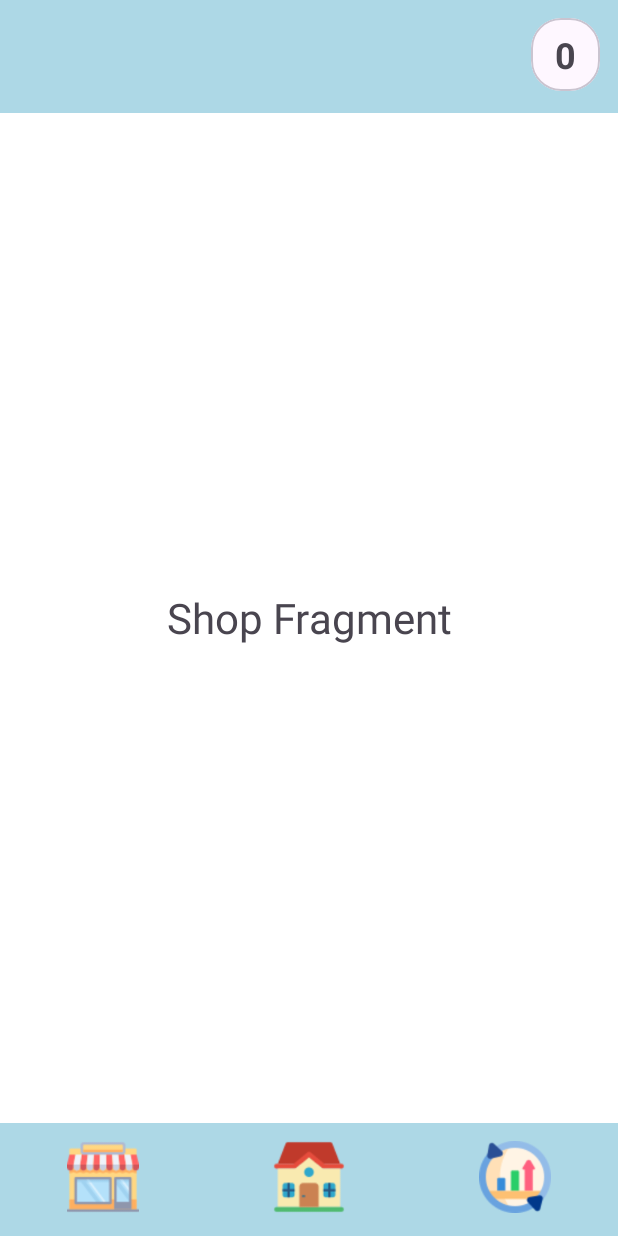
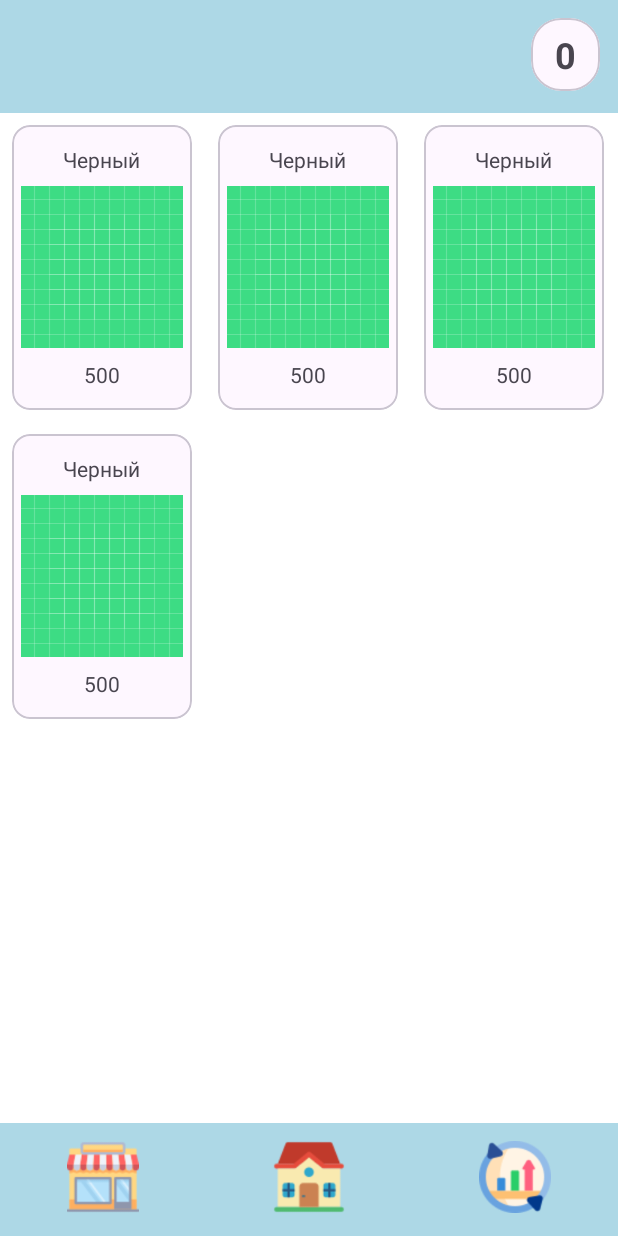
Before and after one commit to screamer228/Clicker_Evolution, an Android app: the ShopFragment screen opened through its navigation route, on a phone screen of 412 x 824 dp. Run offline under Robolectric (Android 15) with nearby library versions, the light colour scheme and no system bars; our stand-ins replace Dagger/Hilt's generated code.

Commit message:
Models - Resources, Skin; SkinsAdapter, SkinsDiffUtil

```diff
--- a/app/src/main/java/com/example/clickerevolution/presentation/HomeFragment.kt
+++ b/app/src/main/java/com/example/clickerevolution/presentation/HomeFragment.kt
@@ -43,9 +43,9 @@ class HomeFragment : Fragment() {
         super.onViewCreated(view, savedInstanceState)
 
         viewLifecycleOwner.lifecycleScope.launch {
-            viewModel.resourcesFlow.collect { resources ->
+            viewModel.resourcesFlow.collect {
 
-                binding.textViewCounter.text = resources.toString()
+                binding.textViewCounter.text = it.gold.toString()
             }
         }
 
--- /dev/null
+++ b/app/src/main/java/com/example/clickerevolution/presentation/ItemClickListener.kt
@@ -0,0 +1,5 @@
+package com.example.clickerevolution.presentation
+
+interface ItemClickListener {
+    fun onItemClick(data: Int)
+}
--- a/app/src/main/java/com/example/clickerevolution/presentation/SharedViewModel.kt
+++ b/app/src/main/java/com/example/clickerevolution/presentation/SharedViewModel.kt
@@ -3,6 +3,7 @@ package com.example.clickerevolution.presentation
 import androidx.lifecycle.ViewModel
 import androidx.lifecycle.viewModelScope
 import com.example.clickerevolution.data.PrefsRepository
+import com.example.clickerevolution.presentation.model.Resources
 import kotlinx.coroutines.Dispatchers
 import kotlinx.coroutines.flow.MutableStateFlow
 import kotlinx.coroutines.flow.StateFlow
@@ -13,21 +14,24 @@ class SharedViewModel @Inject constructor(
     private val prefsRepository: PrefsRepository
 ) : ViewModel() {
 
-    private val _resources = MutableStateFlow(0)
-    val resourcesFlow: StateFlow<Int> = _resources
+    var tickValue = 1
+
+    private val _resources = MutableStateFlow(Resources())
+    val resourcesFlow: StateFlow<Resources> = _resources
 
     init {
         getGoldValue()
     }
 
     fun incrementResources() {
-        _resources.value += 1
+        val incrementedGold = resourcesFlow.value.gold + tickValue
+        _resources.value = _resources.value.copy(gold = incrementedGold)
     }
 
     private fun getGoldValue() {
         viewModelScope.launch(Dispatchers.IO) {
             val goldValue = prefsRepository.getGoldValueFromPrefs()
-            _resources.value = goldValue.toInt()
+            _resources.value = _resources.value.copy(gold = goldValue.toInt())
         }
     }
 
--- a/app/src/main/java/com/example/clickerevolution/presentation/ShopFragment.kt
+++ b/app/src/main/java/com/example/clickerevolution/presentation/ShopFragment.kt
@@ -6,10 +6,13 @@ import android.view.LayoutInflater
 import android.view.View
 import android.view.ViewGroup
 import androidx.lifecycle.ViewModelProvider
+import androidx.lifecycle.lifecycleScope
 import com.example.clickerevolution.R
 import com.example.clickerevolution.app.App
 import com.example.clickerevolution.databinding.FragmentHomeBinding
 import com.example.clickerevolution.databinding.FragmentShopBinding
+import com.example.clickerevolution.presentation.adapter.SkinsAdapter
+import kotlinx.coroutines.launch
 import javax.inject.Inject
 
 class ShopFragment : Fragment() {
@@ -18,6 +21,7 @@ class ShopFragment : Fragment() {
     @Inject
     lateinit var viewModelFactory: SharedViewModelFactory
     private lateinit var viewModel: SharedViewModel
+    private val adapter: SkinsAdapter = SkinsAdapter()
 
     override fun onCreateView(
         inflater: LayoutInflater, container: ViewGroup?,
@@ -35,6 +39,12 @@ class ShopFragment : Fragment() {
     override fun onViewCreated(view: View, savedInstanceState: Bundle?) {
         super.onViewCreated(view, savedInstanceState)
 
+        binding.recyclerViewSkins.adapter = adapter
 
+        viewLifecycleOwner.lifecycleScope.launch {
+            viewModel.resourcesFlow.collect {
+                adapter.updateList(it.skinsList)
+            }
+        }
     }
 }
--- /dev/null
+++ b/app/src/main/java/com/example/clickerevolution/presentation/adapter/SkinsAdapter.kt
@@ -0,0 +1,55 @@
+package com.example.clickerevolution.presentation.adapter
+
+import android.view.LayoutInflater
+import android.view.ViewGroup
+import androidx.recyclerview.widget.DiffUtil
+import androidx.recyclerview.widget.RecyclerView
+import coil.load
+import com.example.clickerevolution.databinding.ItemSkinBinding
+import com.example.clickerevolution.presentation.model.Skin
+import com.example.clickerevolution.utils.SkinsDiffUtil
+
+class SkinsAdapter(
+//    private val itemClickListener: ItemClickListener
+) : RecyclerView.Adapter<SkinsAdapter.ViewHolder>() {
+
+    private var skinsList: List<Skin> = listOf()
+
+    inner class ViewHolder(
+        private val binding: ItemSkinBinding,
+    ) : RecyclerView.ViewHolder(binding.root) {
+
+        fun bind(item: Skin) {
+            binding.itemRecyclerTitle.text = item.title
+            binding.itemRecyclerImage.load(item.imageId)
+            binding.itemRecyclerDescription.text = item.price.toString()
+        }
+    }
+
+    override fun onCreateViewHolder(parent: ViewGroup, viewType: Int): ViewHolder {
+        val binding = ItemSkinBinding.inflate(
+            LayoutInflater.from(parent.context),
+            parent, false
+        )
+        return ViewHolder(binding)
+    }
+
+    override fun onBindViewHolder(holder: ViewHolder, position: Int) {
+        val item = skinsList[position]
+        holder.bind(item)
+//        holder.itemView.setOnClickListener {
+//            itemClickListener.onItemClick(item.id)
+//        }
+    }
+
+    override fun getItemCount(): Int {
+        return skinsList.size
+    }
+
+    fun updateList(newDataList: List<Skin>) {
+        val diffUtil = SkinsDiffUtil(skinsList, newDataList)
+        val diffResult = DiffUtil.calculateDiff(diffUtil)
+        skinsList = newDataList
+        diffResult.dispatchUpdatesTo(this)
+    }
+}
--- a/app/src/main/java/com/example/clickerevolution/presentation/host/HostActivity.kt
+++ b/app/src/main/java/com/example/clickerevolution/presentation/host/HostActivity.kt
@@ -44,9 +44,9 @@ class HostActivity : AppCompatActivity() {
         prepareBottomNav()
 
         lifecycleScope.launch {
-            viewModel.resourcesFlow.collect { resources ->
+            viewModel.resourcesFlow.collect {
 
-                topBarCounterTV.text = resources.toString()
+                topBarCounterTV.text = it.gold.toString()
             }
         }
 
--- /dev/null
+++ b/app/src/main/java/com/example/clickerevolution/presentation/model/Resources.kt
@@ -0,0 +1,30 @@
+package com.example.clickerevolution.presentation.model
+
+import com.example.clickerevolution.R
+
+data class Resources(
+    val gold: Int = 0,
+    val skinsList: List<Skin> = listOf(
+        Skin(
+            "Черный",
+            R.drawable.ic_launcher_background,
+            500
+        ),
+        Skin(
+            "Черный",
+            R.drawable.ic_launcher_background,
+            500
+        ),
+        Skin(
+            "Черный",
+            R.drawable.ic_launcher_background,
+            500
+        ),
+        Skin(
+            "Черный",
+            R.drawable.ic_launcher_background,
+            500
+        )
+    )
+//    val upgradesList: List<Upgrade> = listOf()
+)
--- /dev/null
+++ b/app/src/main/java/com/example/clickerevolution/presentation/model/Skin.kt
@@ -0,0 +1,9 @@
+package com.example.clickerevolution.presentation.model
+
+import androidx.annotation.DrawableRes
+
+data class Skin(
+    val title: String,
+    @DrawableRes val imageId: Int,
+    val price: Int
+)
--- /dev/null
+++ b/app/src/main/java/com/example/clickerevolution/utils/SkinsDiffUtil.kt
@@ -0,0 +1,40 @@
+package com.example.clickerevolution.utils
+
+import androidx.recyclerview.widget.DiffUtil
+import com.example.clickerevolution.presentation.model.Skin
+
+class SkinsDiffUtil(
+    private val oldList: List<Skin>,
+    private val newList: List<Skin>
+) : DiffUtil.Callback() {
+    override fun getOldListSize(): Int {
+        return oldList.size
+    }
+
+    override fun getNewListSize(): Int {
+        return newList.size
+    }
+
+    override fun areItemsTheSame(oldItemPosition: Int, newItemPosition: Int): Boolean {
+        return oldList[oldItemPosition].title == newList[newItemPosition].title
+    }
+
+    override fun areContentsTheSame(oldItemPosition: Int, newItemPosition: Int): Boolean {
+        return when {
+
+            oldList[oldItemPosition].title != newList[newItemPosition].title -> {
+                false
+            }
+
+            oldList[oldItemPosition].imageId != newList[newItemPosition].imageId -> {
+                false
+            }
+
+            oldList[oldItemPosition].price != newList[newItemPosition].price -> {
+                false
+            }
+
+            else -> true
+        }
+    }
+}
--- a/app/src/main/res/layout/fragment_shop.xml
+++ b/app/src/main/res/layout/fragment_shop.xml
@@ -3,14 +3,21 @@
     xmlns:tools="http://schemas.android.com/tools"
     android:layout_width="match_parent"
     android:layout_height="match_parent"
+    xmlns:app="http://schemas.android.com/apk/res-auto"
     android:background="@color/white"
     tools:context=".presentation.ShopFragment">
 
-    <TextView
+    <androidx.recyclerview.widget.RecyclerView
+        android:id="@+id/recyclerView_skins"
         android:layout_width="match_parent"
         android:layout_height="match_parent"
-        android:text="Shop Fragment"
-        android:textSize="28sp"
-        android:gravity="center"/>
+        android:clipToPadding="false"
+        android:paddingBottom="70dp"
+        app:layoutManager="androidx.recyclerview.widget.GridLayoutManager"
+        app:layout_constraintLeft_toLeftOf="parent"
+        app:layout_constraintRight_toRightOf="parent"
+        app:layout_constraintTop_toTopOf="parent"
+        app:spanCount="3"
+        tools:listitem="@layout/item_skin" />
 
 </FrameLayout>
--- /dev/null
+++ b/app/src/main/res/layout/item_skin.xml
@@ -0,0 +1,46 @@
+<?xml version="1.0" encoding="utf-8"?>
+
+<com.google.android.material.card.MaterialCardView xmlns:android="http://schemas.android.com/apk/res/android"
+    xmlns:app="http://schemas.android.com/apk/res-auto"
+    android:layout_width="120dp"
+    android:layout_height="190dp"
+    android:layout_margin="8dp"
+    android:maxHeight="190dp"
+    app:layout_constraintEnd_toEndOf="parent"
+    app:layout_constraintStart_toStartOf="parent"
+    app:layout_constraintTop_toTopOf="parent">
+
+    <androidx.appcompat.widget.LinearLayoutCompat
+        android:layout_width="match_parent"
+        android:layout_height="match_parent"
+        android:gravity="center"
+        android:orientation="vertical"
+        app:layout_constraintEnd_toEndOf="parent"
+        app:layout_constraintStart_toStartOf="parent"
+        app:layout_constraintTop_toTopOf="parent">
+
+        <com.google.android.material.textview.MaterialTextView
+            android:id="@+id/item_recycler_title"
+            android:layout_width="wrap_content"
+            android:layout_height="wrap_content"
+            android:layout_margin="4dp"
+            android:gravity="center"
+            android:text="Название" />
+
+        <com.google.android.material.imageview.ShapeableImageView
+            android:id="@+id/item_recycler_image"
+            android:layout_width="wrap_content"
+            android:layout_height="wrap_content"
+            android:layout_margin="4dp"
+            android:src="@mipmap/ic_launcher" />
+
+        <com.google.android.material.textview.MaterialTextView
+            android:id="@+id/item_recycler_description"
+            android:layout_width="wrap_content"
+            android:layout_height="wrap_content"
+            android:layout_margin="4dp"
+            android:gravity="center"
+            android:text="Цена" />
+
+    </androidx.appcompat.widget.LinearLayoutCompat>
+</com.google.android.material.card.MaterialCardView>
```
